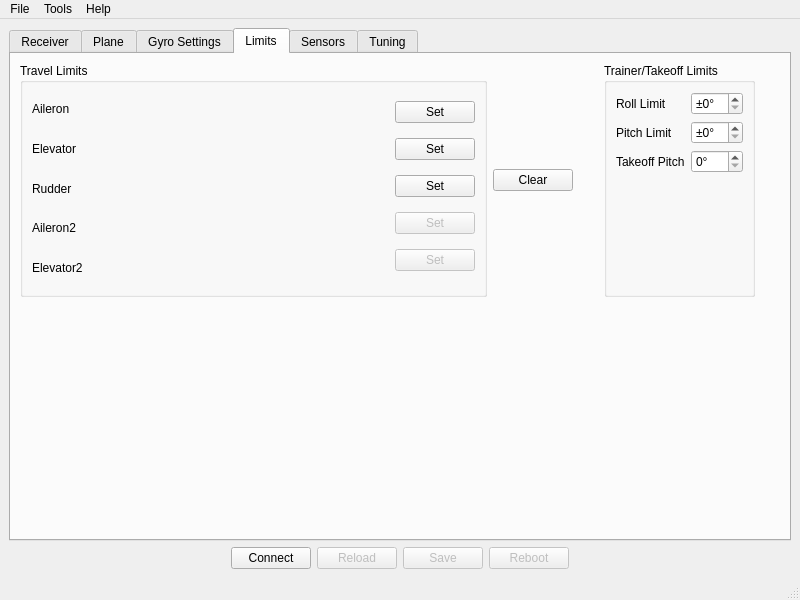
Qt form software/RX12GConfig/mainwindow.ui (bemcgarvey/RX12G) before a commit.
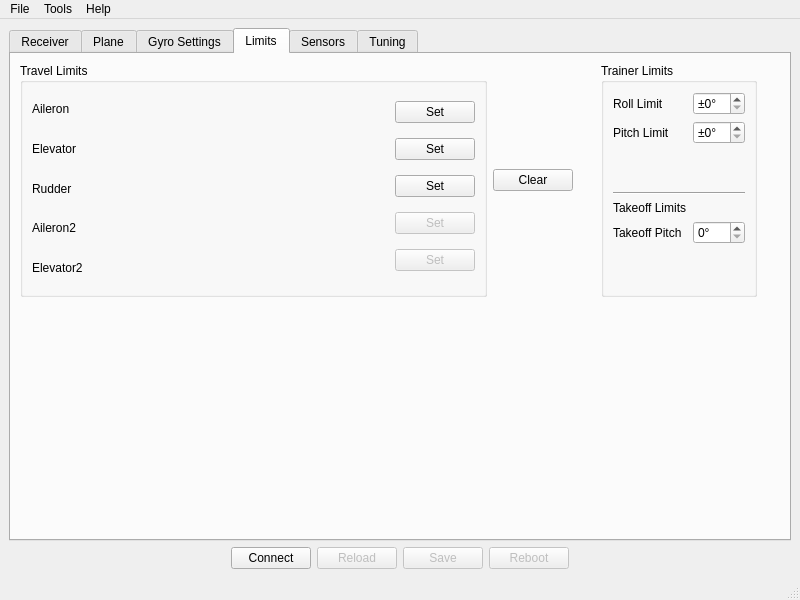
The same form after that commit. The open tabs and pages were chosen to show the change. Icons and pictures are not drawn. Custom widgets are drawn as their Qt base class.

```diff
--- a/software/RX12GConfig/mainwindow.ui
+++ b/software/RX12GConfig/mainwindow.ui
@@ -2592,9 +2592,29 @@
           <item>
            <widget class="QGroupBox" name="trainerLimitsGroupBox">
             <property name="title">
-             <string>Trainer/Takeoff Limits</string>
+             <string>Trainer Limits</string>
             </property>
             <layout class="QGridLayout" name="gridLayout_6">
+             <item row="4" column="0">
+              <widget class="QLabel" name="label_44">
+               <property name="text">
+                <string>Takeoff Limits</string>
+               </property>
+              </widget>
+             </item>
+             <item row="2" column="0">
+              <spacer name="verticalSpacer_22">
+               <property name="orientation">
+                <enum>Qt::Vertical</enum>
+               </property>
+               <property name="sizeHint" stdset="0">
+                <size>
+                 <width>20</width>
+                 <height>40</height>
+                </size>
+               </property>
+              </spacer>
+             </item>
              <item row="1" column="1">
               <widget class="QSpinBox" name="pitchLimitSpinBox">
                <property name="suffix">
@@ -2608,27 +2628,34 @@
                </property>
               </widget>
              </item>
-             <item row="0" column="1">
-              <widget class="QSpinBox" name="rollLimitSpinBox">
-               <property name="suffix">
-                <string>°</string>
-               </property>
-               <property name="prefix">
-                <string>±</string>
-               </property>
-               <property name="maximum">
-                <number>90</number>
-               </property>
-              </widget>
-             </item>
-             <item row="2" column="0">
+             <item row="5" column="0">
               <widget class="QLabel" name="label_39">
                <property name="text">
                 <string>Takeoff Pitch</string>
                </property>
               </widget>
              </item>
-             <item row="2" column="1">
+             <item row="1" column="0">
+              <widget class="QLabel" name="label_38">
+               <property name="text">
+                <string>Pitch Limit</string>
+               </property>
+              </widget>
+             </item>
+             <item row="0" column="1">
+              <widget class="QSpinBox" name="rollLimitSpinBox">
+               <property name="suffix">
+                <string>°</string>
+               </property>
+               <property name="prefix">
+                <string>±</string>
+               </property>
+               <property name="maximum">
+                <number>90</number>
+               </property>
+              </widget>
+             </item>
+             <item row="5" column="1">
               <widget class="QSpinBox" name="takeoffPitchSpinBox">
                <property name="suffix">
                 <string>°</string>
@@ -2647,12 +2674,18 @@
                </property>
               </widget>
              </item>
-             <item row="1" column="0">
-              <widget class="QLabel" name="label_38">
-               <property name="text">
-                <string>Pitch Limit</string>
+             <item row="6" column="0">
+              <spacer name="verticalSpacer_17">
+               <property name="orientation">
+                <enum>Qt::Vertical</enum>
                </property>
-              </widget>
+               <property name="sizeHint" stdset="0">
+                <size>
+                 <width>20</width>
+                 <height>40</height>
+                </size>
+               </property>
+              </spacer>
              </item>
              <item row="0" column="0">
               <widget class="QLabel" name="label_37">
@@ -2661,18 +2694,18 @@
                </property>
               </widget>
              </item>
-             <item row="3" column="0">
-              <spacer name="verticalSpacer_17">
+             <item row="3" column="0" colspan="2">
+              <widget class="Line" name="line">
+               <property name="sizePolicy">
+                <sizepolicy hsizetype="Expanding" vsizetype="Fixed">
+                 <horstretch>0</horstretch>
+                 <verstretch>0</verstretch>
+                </sizepolicy>
+               </property>
                <property name="orientation">
-                <enum>Qt::Vertical</enum>
+                <enum>Qt::Horizontal</enum>
                </property>
-               <property name="sizeHint" stdset="0">
-                <size>
-                 <width>20</width>
-                 <height>40</height>
-                </size>
-               </property>
-              </spacer>
+              </widget>
              </item>
             </layout>
            </widget>
```
Left out of the diff: 11 changed lines with no effect on the pictures.
